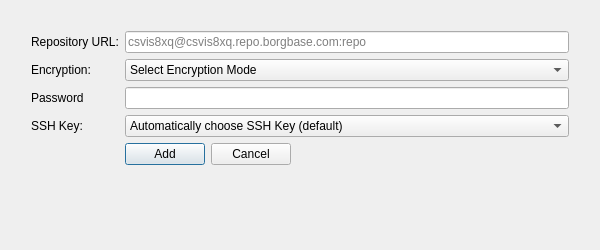
This is vorta/UI/repoadd.ui in borgbase/vorta as Qt 5 draws it before an edit. The edited form follows.
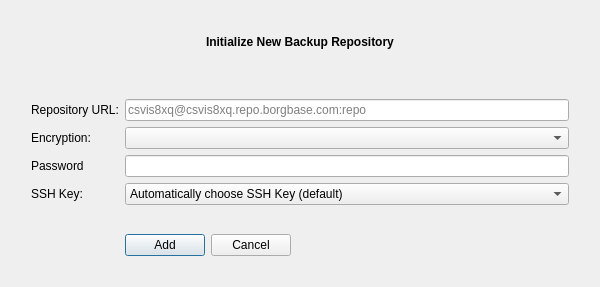
This is the edited form.

Commit message: Add backup from SystemTray.

Patch:
```diff
--- a/vorta/UI/repoadd.ui
+++ b/vorta/UI/repoadd.ui
@@ -7,7 +7,7 @@
     <x>0</x>
     <y>0</y>
     <width>600</width>
-    <height>250</height>
+    <height>287</height>
    </rect>
   </property>
   <property name="windowTitle">
@@ -17,7 +17,7 @@
    <bool>true</bool>
   </property>
   <layout class="QGridLayout" name="gridLayout">
-   <item row="0" column="0">
+   <item row="1" column="0">
     <layout class="QFormLayout" name="formLayout">
      <property name="fieldGrowthPolicy">
       <enum>QFormLayout::ExpandingFieldsGrow</enum>
@@ -63,31 +63,8 @@
          <verstretch>0</verstretch>
         </sizepolicy>
        </property>
-       <item>
-        <property name="text">
-         <string>Select Encryption Mode</string>
-        </property>
-       </item>
       </widget>
      </item>
-     <item row="4" column="1">
-      <layout class="QHBoxLayout" name="horizontalLayout_2">
-       <item>
-        <widget class="QPushButton" name="saveButton">
-         <property name="text">
-          <string>Add</string>
-         </property>
-        </widget>
-       </item>
-       <item>
-        <widget class="QPushButton" name="closeButton">
-         <property name="text">
-          <string>Cancel</string>
-         </property>
-        </widget>
-       </item>
-      </layout>
-     </item>
      <item row="3" column="0">
       <widget class="QLabel" name="label_4">
        <property name="text">
@@ -112,9 +89,20 @@
      </item>
      <item row="5" column="1">
       <widget class="QLabel" name="errorText">
+       <property name="font">
+        <font>
+         <pointsize>11</pointsize>
+        </font>
+       </property>
        <property name="text">
         <string/>
        </property>
+       <property name="textFormat">
+        <enum>Qt::PlainText</enum>
+       </property>
+       <property name="wordWrap">
+        <bool>false</bool>
+       </property>
       </widget>
      </item>
      <item row="2" column="0">
@@ -134,8 +122,39 @@
        </property>
       </widget>
      </item>
+     <item row="6" column="1">
+      <layout class="QHBoxLayout" name="horizontalLayout_2">
+       <item>
+        <widget class="QPushButton" name="saveButton">
+         <property name="text">
+          <string>Add</string>
+         </property>
+        </widget>
+       </item>
+       <item>
+        <widget class="QPushButton" name="closeButton">
+         <property name="text">
+          <string>Cancel</string>
+         </property>
+        </widget>
+       </item>
+      </layout>
+     </item>
     </layout>
    </item>
+   <item row="0" column="0" alignment="Qt::AlignHCenter">
+    <widget class="QLabel" name="title">
+     <property name="font">
+      <font>
+       <weight>75</weight>
+       <bold>true</bold>
+      </font>
+     </property>
+     <property name="text">
+      <string>Initialize New Backup Repository</string>
+     </property>
+    </widget>
+   </item>
   </layout>
  </widget>
  <resources/>
```
The commit also changes 10 other files.
